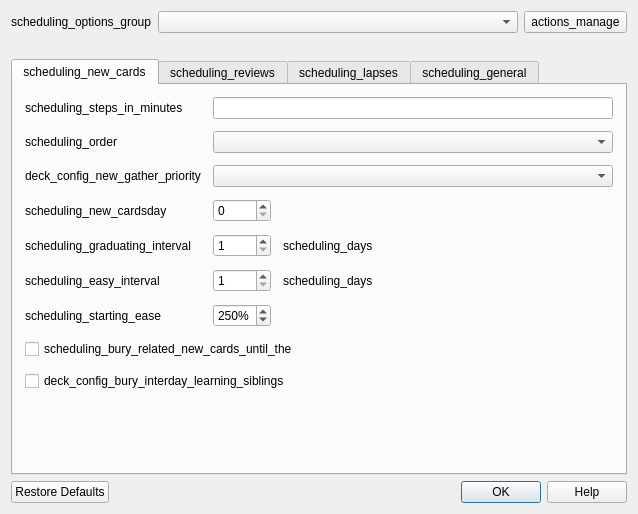
Above: qt/aqt/forms/dconf.ui from ankitects/anki before the change. Below: the same form after it.
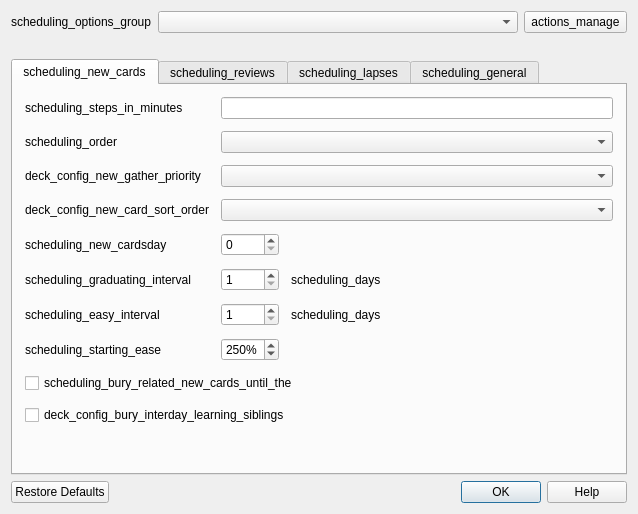
That is the form after the change.

Commit message: add an option to change new sort order

What changed in the file:
```diff
--- a/qt/aqt/forms/dconf.ui
+++ b/qt/aqt/forms/dconf.ui
@@ -94,14 +94,14 @@
          <property name="spacing">
           <number>12</number>
          </property>
-         <item row="6" column="0">
+         <item row="7" column="0">
           <widget class="QLabel" name="label_24">
            <property name="text">
             <string>scheduling_starting_ease</string>
            </property>
           </widget>
          </item>
-         <item row="6" column="1">
+         <item row="7" column="1">
           <widget class="QSpinBox" name="lrnFactor">
            <property name="suffix">
             <string notr="true">%</string>
@@ -131,14 +131,21 @@
            </property>
           </widget>
          </item>
-         <item row="5" column="1">
+         <item row="3" column="0">
+          <widget class="QLabel" name="label_39">
+           <property name="text">
+            <string>deck_config_new_card_sort_order</string>
+           </property>
+          </widget>
+         </item>
+         <item row="6" column="1">
           <widget class="QSpinBox" name="lrnEasyInt">
            <property name="minimum">
             <number>1</number>
            </property>
           </widget>
          </item>
-         <item row="4" column="1">
+         <item row="5" column="1">
           <widget class="QSpinBox" name="lrnGradInt">
            <property name="minimum">
             <number>1</number>
@@ -152,28 +159,28 @@
            </property>
           </widget>
          </item>
-         <item row="5" column="0">
+         <item row="6" column="0">
           <widget class="QLabel" name="label_5">
            <property name="text">
             <string>scheduling_easy_interval</string>
            </property>
           </widget>
          </item>
-         <item row="4" column="0">
+         <item row="5" column="0">
           <widget class="QLabel" name="label_4">
            <property name="text">
             <string>scheduling_graduating_interval</string>
            </property>
           </widget>
          </item>
-         <item row="3" column="1">
+         <item row="4" column="1">
           <widget class="QSpinBox" name="newPerDay">
            <property name="maximum">
             <number>9999</number>
            </property>
           </widget>
          </item>
-         <item row="3" column="0">
+         <item row="4" column="0">
           <widget class="QLabel" name="label_6">
            <property name="text">
             <string>scheduling_new_cardsday</string>
@@ -196,28 +203,31 @@
          <item row="2" column="1" colspan="2">
           <widget class="QComboBox" name="newGatherPriority"/>
          </item>
-         <item row="7" column="0" colspan="3"  alignment="Qt::AlignLeft">
+         <item row="3" column="1" colspan="2">
+          <widget class="QComboBox" name="newSortOrder"/>
+         </item>
+         <item row="8" column="0" colspan="3"  alignment="Qt::AlignLeft">
           <widget class="QCheckBox" name="bury">
            <property name="text">
             <string>scheduling_bury_related_new_cards_until_the</string>
            </property>
           </widget>
          </item>
-         <item row="8" column="0" colspan="3"  alignment="Qt::AlignLeft">
+         <item row="9" column="0" colspan="3"  alignment="Qt::AlignLeft">
           <widget class="QCheckBox" name="buryInterdayLearningSiblings">
            <property name="text">
             <string>deck_config_bury_interday_learning_siblings</string>
            </property>
           </widget>
          </item>
-         <item row="5" column="2">
+         <item row="6" column="2">
           <widget class="QLabel" name="label_9">
            <property name="text">
             <string>scheduling_days</string>
            </property>
           </widget>
          </item>
-         <item row="4" column="2">
+         <item row="5" column="2">
           <widget class="QLabel" name="label_7">
            <property name="sizePolicy">
             <sizepolicy hsizetype="Expanding" vsizetype="Preferred">
```
The commit also changes 2 other files.
